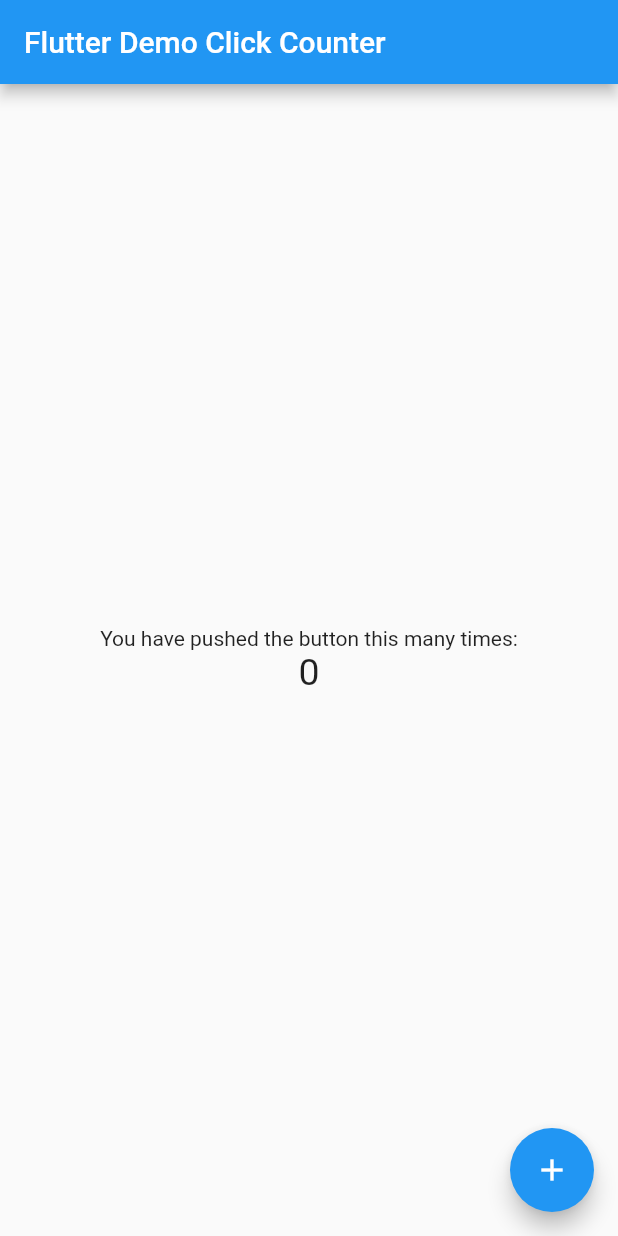
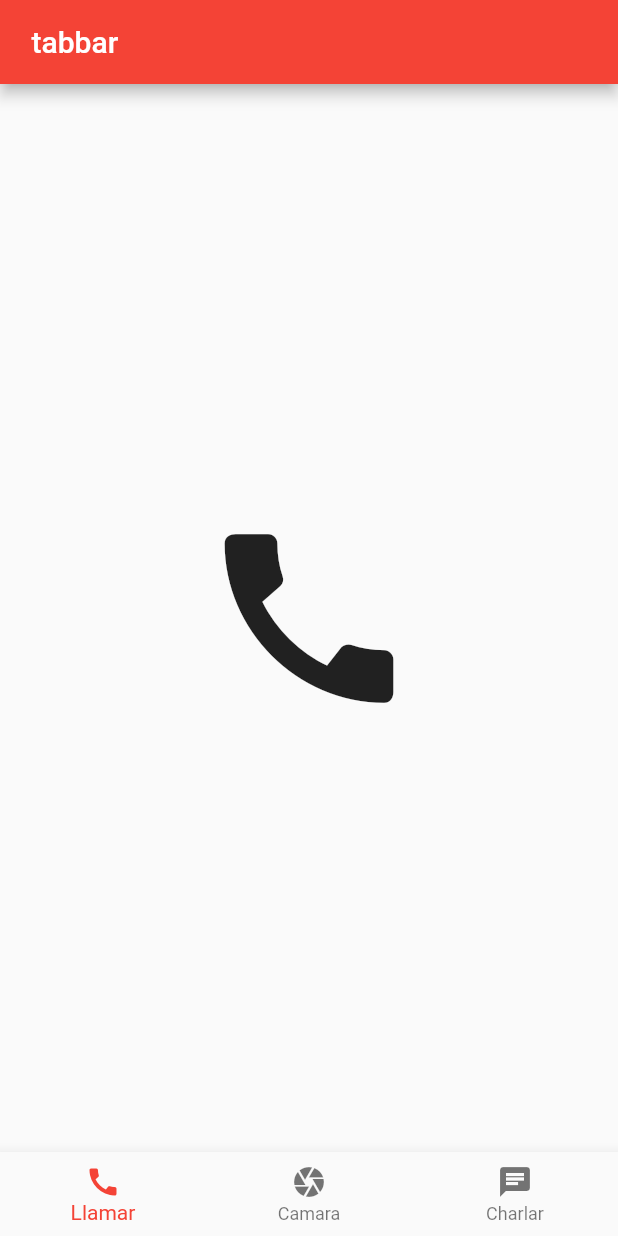
Before and after one commit to EduardoGarcia07/tabbar-menu, a Flutter app: the screen it shows after launch, on a phone screen of 412 x 824 dp. Run offline on Flutter 3.47's test engine with Material 2 defaults, Android fonts, the phone set to English and light mode, and no system bars.

Commit message:
tabbarmenuv2

```diff
--- a/lib/main.dart
+++ b/lib/main.dart
@@ -5,13 +5,14 @@ void main() => runApp(MyApp());
 class MyApp extends StatelessWidget {
   const MyApp({super.key});
   static const String _title = 'Flutter Stateful Clicker Counter';
-  // This widget is the root of your application.
+
   @override
   Widget build(BuildContext context) {
     return MaterialApp(
+      debugShowCheckedModeBanner: false,
       title: _title,
       theme: ThemeData(
-        primarySwatch: Colors.blue,
+        primarySwatch: Colors.red,
       ),
       home: MyHomePage(),
     );
@@ -20,71 +21,61 @@ class MyApp extends StatelessWidget {
 
 class MyHomePage extends StatefulWidget {
   const MyHomePage({super.key});
-  // This widget is the home page of your application. It is stateful, meaning
-  // that it has a State object (defined below) that contains fields that affect
-  // how it looks.
-  // This class is the configuration for the state.
+
   @override
   _MyHomePageState createState() => _MyHomePageState();
 }
 
 class _MyHomePageState extends State<MyHomePage> {
-  int _counter = 0;
-
-  void _incrementCounter() {
-    setState(() {
-      // This call to setState tells the Flutter framework that something has
-      // changed in this State, which causes it to rerun the build method below
-      // so that the display can reflect the updated values. If we changed
-      // _counter without calling setState(), then the build method would not be
-      // called again, and so nothing would appear to happen.
-      _counter++;
-    });
-  }
-
   @override
   Widget build(BuildContext context) {
-    // This method is rerun every time setState is called, for instance as done
-    // by the _incrementCounter method above.
-    //
-    // The Flutter framework has been optimized to make rerunning build methods
-    // fast, so that you can just rebuild anything that needs updating rather
-    // than having to individually change instances of widgets.
+    int _selectedIndex = 0;
+
+    void _onItemTapped(int index) {
+      setState(() {
+        _selectedIndex = index;
+      });
+    }
+
+    const List<Widget> _pages = <Widget>[
+      Icon(
+        Icons.call,
+        size: 150,
+      ),
+      Icon(
+        Icons.camera,
+        size: 150,
+      ),
+      Icon(
+        Icons.chat,
+        size: 150,
+      ),
+    ];
+
     return Scaffold(
       appBar: AppBar(
-        // Here we take the value from the MyHomePage object that was created by
-        // the App.build method, and use it to set our appbar title.
-        title: Text('Flutter Demo Click Counter'),
+        title: const Text(' tabbar'),
+      ),
+      bottomNavigationBar: BottomNavigationBar(
+        items: const <BottomNavigationBarItem>[
+          BottomNavigationBarItem(
+            icon: Icon(Icons.call),
+            label: 'Llamar',
+          ),
+          BottomNavigationBarItem(
+            icon: Icon(Icons.camera),
+            label: 'Camara',
+          ),
+          BottomNavigationBarItem(
+            icon: Icon(Icons.chat),
+            label: 'Charlar',
+          ),
+        ],
+        currentIndex: _selectedIndex, //New
+        onTap: _onItemTapped, //New
       ),
       body: Center(
-        // Center is a layout widget. It takes a single child and positions it
-        // in the middle of the parent.
-        child: Column(
-          // Column is also a layout widget. It takes a list of children and
-          // arranges them vertically. By default, it sizes itself to fit its
-          // children horizontally, and tries to be as tall as its parent.
-          //
-          // Column has various properties to control how it sizes itself and
-          // how it positions its children. Here we use mainAxisAlignment to
-          // center the children vertically; the main axis here is the vertical
-          // axis because Columns are vertical (the cross axis would be
-          // horizontal).
-          mainAxisAlignment: MainAxisAlignment.center,
-          children: <Widget>[
-            Text(
-              'You have pushed the button this many times:',
-            ),
-            Text(
-              '$_counter',
-              style: TextStyle(fontSize: 25),
-            ),
-          ],
-        ),
-      ),
-      floatingActionButton: FloatingActionButton(
-        onPressed: _incrementCounter,
-        tooltip: 'Increment',
-        child: Icon(Icons.add),
+        child: _pages.elementAt(_selectedIndex), //New
       ),
     );
   }
```
